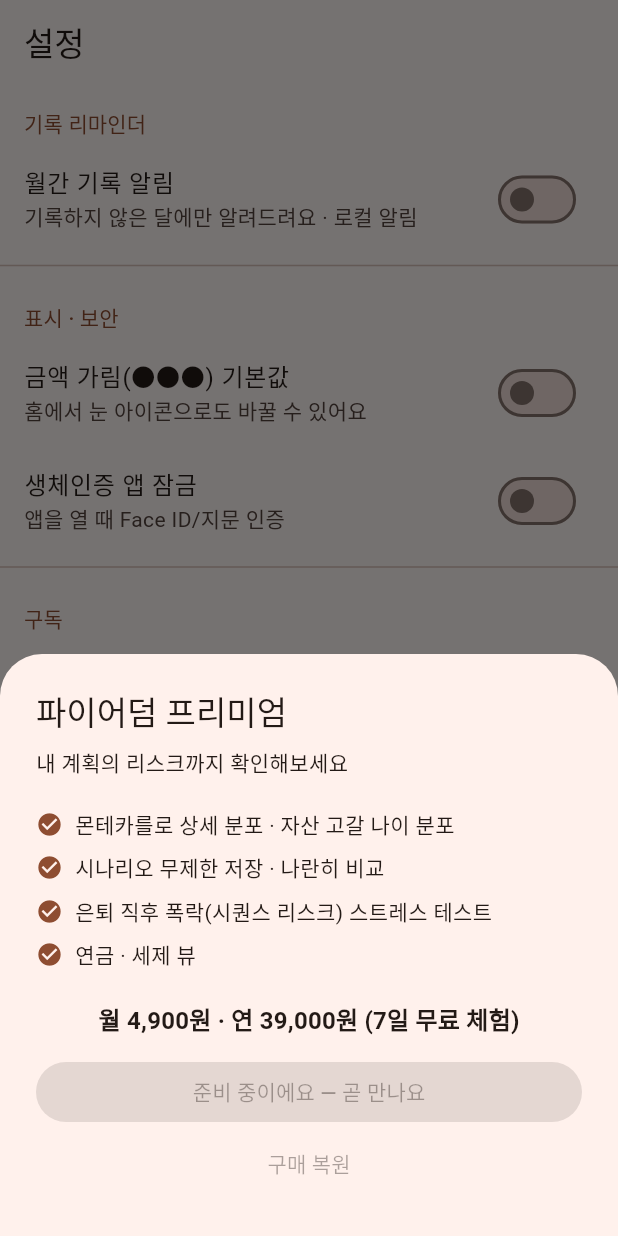
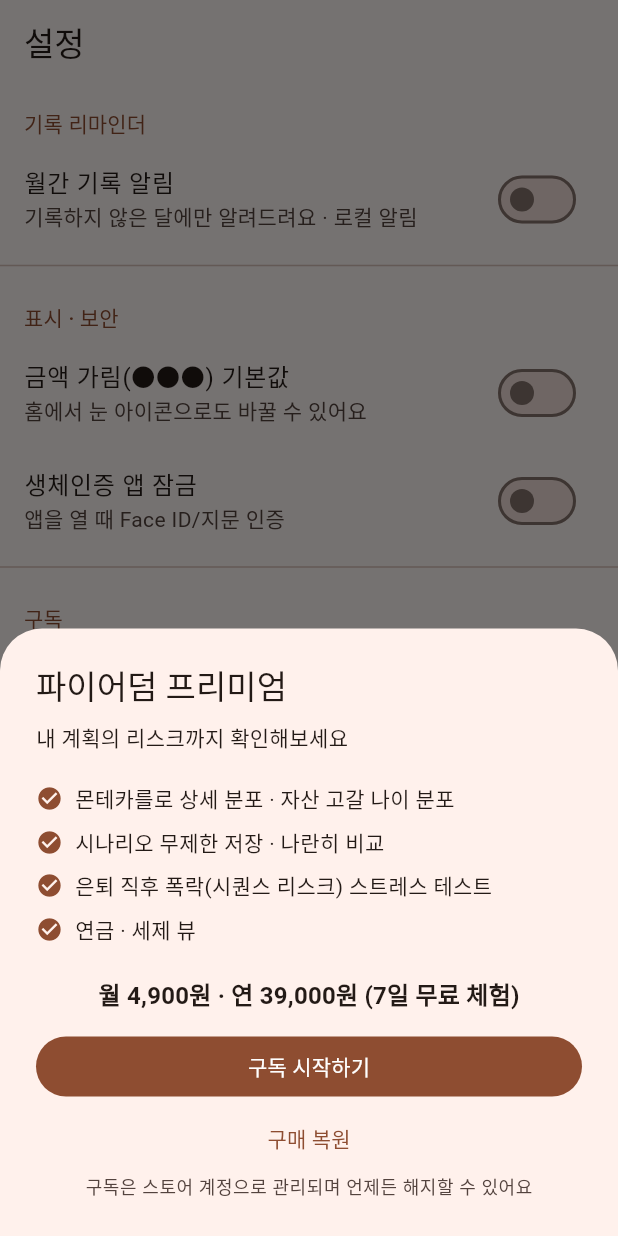
Before and after one commit to Pink-Spider/firedom, a Flutter app: the SettingsScreen screen opened by its route, after a tap on "파이어덤 프리미엄", on a phone screen of 412 x 824 dp. Run offline on Flutter 3.47's test engine with Material 3 defaults, Android fonts, the phone set to English and light mode, and no system bars; our stand-ins replace drift, drift_flutter, fl_chart, flutter_local_notifications, flutter_riverpod, go_router and 3 more; missing offline and left inert: home_widget; accounts and stored records are empty; generated files the repository leaves out were written again.

Commit message:
feat: S9 결제 계층 + 몬테카를로 상세 분포 (유료 본체)
EntitlementService (S9):
- settings 테이블 entitlement 캐시 기반 프리미엄 상태 (B1)
- TODO(payments): RevenueCat 연동 지점 — 연동 전 구매/복원은 안내만
- 디버그 빌드 전용 프리미엄 시뮬레이션 토글 (유료 게이트 QA)
- 페이월: 구매/복원 버튼 활성 + 이용 중 상태 표시, 설정에 구독 상태

몬테카를로 상세 분포 (유료 본체):
- 기대수명 시점 자산 분포 밴드 p10/p50/p90 (실질, 한국식 금액)
- 자산 고갈 나이 분포 히스토그램(5세 버킷) / 고갈 없음 안내
- 무료: 티저(정확한 값) + 🔒 → 페이월 / 프리미엄: 상세 화면 진입

테스트 3개 추가 (총 120개 통과)

Co-Authored-By: Claude Fable 5 <noreply@anthropic.com>

```diff
--- /dev/null
+++ b/lib/data/entitlements.dart
@@ -0,0 +1,46 @@
+import 'package:flutter_riverpod/flutter_riverpod.dart';
+
+import 'db/providers.dart';
+import 'repositories/settings_store.dart';
+
+/// 프리미엄 권한 (S9).
+///
+/// TODO(payments): RevenueCat + 스토어 IAP 연동.
+/// - Purchases.configure(apiKey) 후 CustomerInfo의 entitlement를
+///   settings 캐시(premiumEntitlement)에 반영하고 listener로 동기화한다.
+/// - 연동 전까지 purchase/restore는 실패를 반환하고, 게이트는
+///   settings 캐시로만 동작한다 (디버그 시뮬레이션 포함).
+class EntitlementService {
+  final SettingsStore _store;
+
+  EntitlementService(this._store);
+
+  Stream<bool> watchPremium() {
+    return _store
+        .watch<bool>(SettingKeys.premiumEntitlement)
+        .map((value) => value ?? false);
+  }
+
+  Future<bool> isPremium() async {
+    return await _store.get<bool>(SettingKeys.premiumEntitlement) ?? false;
+  }
+
+  /// 구독 구매. 스토어 연동 전에는 항상 false.
+  Future<bool> purchase() async => false;
+
+  /// 구매 복원. 스토어 연동 전에는 항상 false.
+  Future<bool> restore() async => false;
+
+  /// 디버그 전용: 유료 게이트 QA를 위한 프리미엄 시뮬레이션
+  Future<void> setDebugPremium(bool value) {
+    return _store.set(SettingKeys.premiumEntitlement, value);
+  }
+}
+
+final entitlementServiceProvider = Provider<EntitlementService>(
+  (ref) => EntitlementService(ref.watch(settingsStoreProvider)),
+);
+
+final isPremiumProvider = StreamProvider<bool>(
+  (ref) => ref.watch(entitlementServiceProvider).watchPremium(),
+);
--- a/lib/data/repositories/settings_store.dart
+++ b/lib/data/repositories/settings_store.dart
@@ -54,4 +54,7 @@ abstract final class SettingKeys {
 
   /// `Map<String, int>` — 목표 자산 배분 (자산군 → %)
   static const targetAllocation = 'target_allocation';
+
+  /// bool — 프리미엄 entitlement 캐시 (B1: 구독 entitlement 캐시)
+  static const premiumEntitlement = 'entitlement.premium';
 }
--- a/lib/features/paywall/paywall_sheet.dart
+++ b/lib/features/paywall/paywall_sheet.dart
@@ -1,16 +1,31 @@
 import 'package:flutter/material.dart';
+import 'package:flutter_riverpod/flutter_riverpod.dart';
 
-/// S9. 페이월 (스텁)
+import '../../data/entitlements.dart';
+
+/// S9. 페이월 (PRD)
 ///
-/// TODO(payments): RevenueCat 연동 + 스토어 IAP. 구매/복원 버튼 활성화는
-/// 결제 연동 시점에. 유저의 실제 숫자로 미리보기하는 원칙(PRD S9)에 따라
-/// 성공 확률을 헤드라인에 노출한다.
+/// 유저의 실제 숫자(성공 확률)로 미리보기. 구매/복원은 EntitlementService를
+/// 통해 동작하며, RevenueCat 연동 전에는 안내만 표시한다.
 Future<void> showPaywallSheet(BuildContext context, {double? successRate}) {
-  final theme = Theme.of(context);
   return showModalBottomSheet<void>(
     context: context,
     isScrollControlled: true,
-    builder: (context) => SingleChildScrollView(
+    builder: (context) => PaywallSheet(successRate: successRate),
+  );
+}
+
+class PaywallSheet extends ConsumerWidget {
+  final double? successRate;
+
+  const PaywallSheet({super.key, this.successRate});
+
+  @override
+  Widget build(BuildContext context, WidgetRef ref) {
+    final theme = Theme.of(context);
+    final isPremium = ref.watch(isPremiumProvider).value ?? false;
+
+    return SingleChildScrollView(
       padding: const EdgeInsets.all(24),
       child: Column(
         mainAxisSize: MainAxisSize.min,
@@ -18,10 +33,14 @@ Future<void> showPaywallSheet(BuildContext context, {double? successRate}) {
         children: [
           Text('파이어덤 프리미엄', style: theme.textTheme.titleLarge),
           const SizedBox(height: 8),
+          if (isPremium) ...[
+            Text('이미 프리미엄을 이용 중이에요 🎉',
+                style: theme.textTheme.bodyMedium),
+          ] else ...[
             Text(
               successRate == null
                   ? '내 계획의 리스크까지 확인해보세요'
-                : '회원님 계획의 성공 확률 ${(successRate * 100).toStringAsFixed(0)}% — '
+                  : '회원님 계획의 성공 확률 ${(successRate! * 100).toStringAsFixed(0)}% — '
                       '상세 분포와 자산 고갈 리스크를 확인해보세요',
               style: theme.textTheme.bodyMedium,
             ),
@@ -39,23 +58,54 @@ Future<void> showPaywallSheet(BuildContext context, {double? successRate}) {
               ),
             ),
             const SizedBox(height: 12),
-          const SizedBox(
+            SizedBox(
               width: double.infinity,
               child: FilledButton(
-              onPressed: null, // 결제 연동 전까지 비활성
-              child: Text('준비 중이에요 — 곧 만나요'),
+                onPressed: () => _purchase(context, ref),
+                child: const Text('구독 시작하기'),
               ),
             ),
             Center(
               child: TextButton(
-              onPressed: null, // 결제 연동 전까지 비활성
-              child: Text('구매 복원'),
+                onPressed: () => _restore(context, ref),
+                child: const Text('구매 복원'),
+              ),
+            ),
+            Center(
+              child: Text(
+                '구독은 스토어 계정으로 관리되며 언제든 해지할 수 있어요',
+                style: theme.textTheme.bodySmall!.copyWith(
+                  color: theme.colorScheme.onSurfaceVariant,
+                ),
               ),
             ),
           ],
-      ),
+        ],
       ),
     );
+  }
+
+  Future<void> _purchase(BuildContext context, WidgetRef ref) async {
+    final ok = await ref.read(entitlementServiceProvider).purchase();
+    if (!context.mounted) return;
+    if (!ok) {
+      ScaffoldMessenger.of(context).showSnackBar(
+        const SnackBar(content: Text('스토어 결제 연동 준비 중이에요 — 곧 열려요')),
+      );
+      return;
+    }
+    Navigator.pop(context);
+  }
+
+  Future<void> _restore(BuildContext context, WidgetRef ref) async {
+    final ok = await ref.read(entitlementServiceProvider).restore();
+    if (!context.mounted) return;
+    ScaffoldMessenger.of(context).showSnackBar(
+      SnackBar(
+        content: Text(ok ? '구매를 복원했어요' : '복원할 구매 내역이 없어요 (연동 준비 중)'),
+      ),
+    );
+  }
 }
 
 class _FeatureRow extends StatelessWidget {
--- a/lib/features/settings/settings_screen.dart
+++ b/lib/features/settings/settings_screen.dart
@@ -1,7 +1,9 @@
+import 'package:flutter/foundation.dart';
 import 'package:flutter/material.dart';
 import 'package:flutter_riverpod/flutter_riverpod.dart';
 
 import '../../data/db/providers.dart';
+import '../../data/entitlements.dart';
 import '../../data/notifications/reminder_scheduler.dart';
 import '../../data/reminders.dart';
 import '../../data/repositories/settings_store.dart';
@@ -190,12 +192,27 @@ class _SettingsScreenState extends ConsumerState<SettingsScreen> {
             ),
             const Divider(),
             _SectionHeader('구독'),
-            ListTile(
-              title: const Text('파이어덤 프리미엄'),
-              subtitle: const Text('몬테카를로 상세 · 시나리오 비교 · 연금 뷰'),
-              trailing: const Icon(Icons.chevron_right),
-              onTap: () => showPaywallSheet(context),
-            ),
+            Builder(builder: (context) {
+              final isPremium = ref.watch(isPremiumProvider).value ?? false;
+              return ListTile(
+                title: const Text('파이어덤 프리미엄'),
+                subtitle: Text(isPremium
+                    ? '이용 중 🎉'
+                    : '몬테카를로 상세 · 시나리오 비교 · 연금 뷰'),
+                trailing: const Icon(Icons.chevron_right),
+                onTap: () => showPaywallSheet(context),
+              );
+            }),
+            if (kDebugMode)
+              SwitchListTile(
+                key: const ValueKey('debug-premium-switch'),
+                title: const Text('프리미엄 시뮬레이션 (디버그)'),
+                subtitle: const Text('개발 빌드 전용 — 유료 게이트 QA'),
+                value: ref.watch(isPremiumProvider).value ?? false,
+                onChanged: (value) => ref
+                    .read(entitlementServiceProvider)
+                    .setDebugPremium(value),
+              ),
             const Divider(),
             _SectionHeader('데이터 · 정보'),
             const ListTile(
```
Also changed, not shown: lib/features/simulation/monte_carlo_detail_screen.dart (added, +209 -0 lines), lib/features/simulation/simulation_screen.dart (+24 -3 lines), 1 other file. Lines whose indentation alone changed are shown as unchanged.
